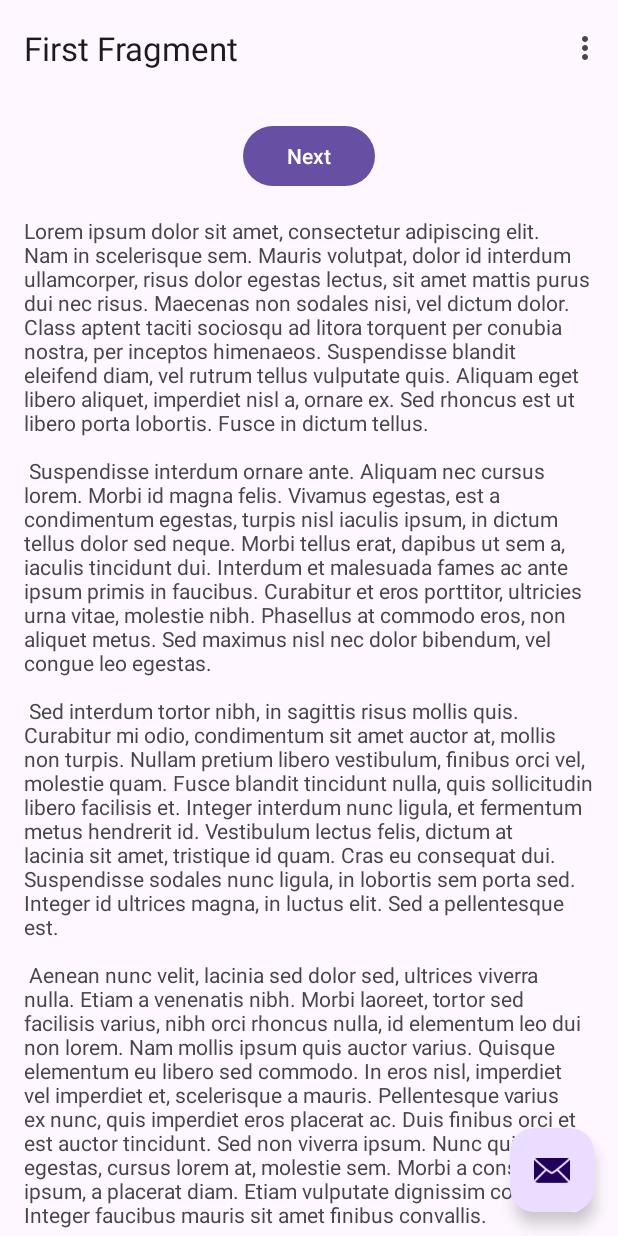
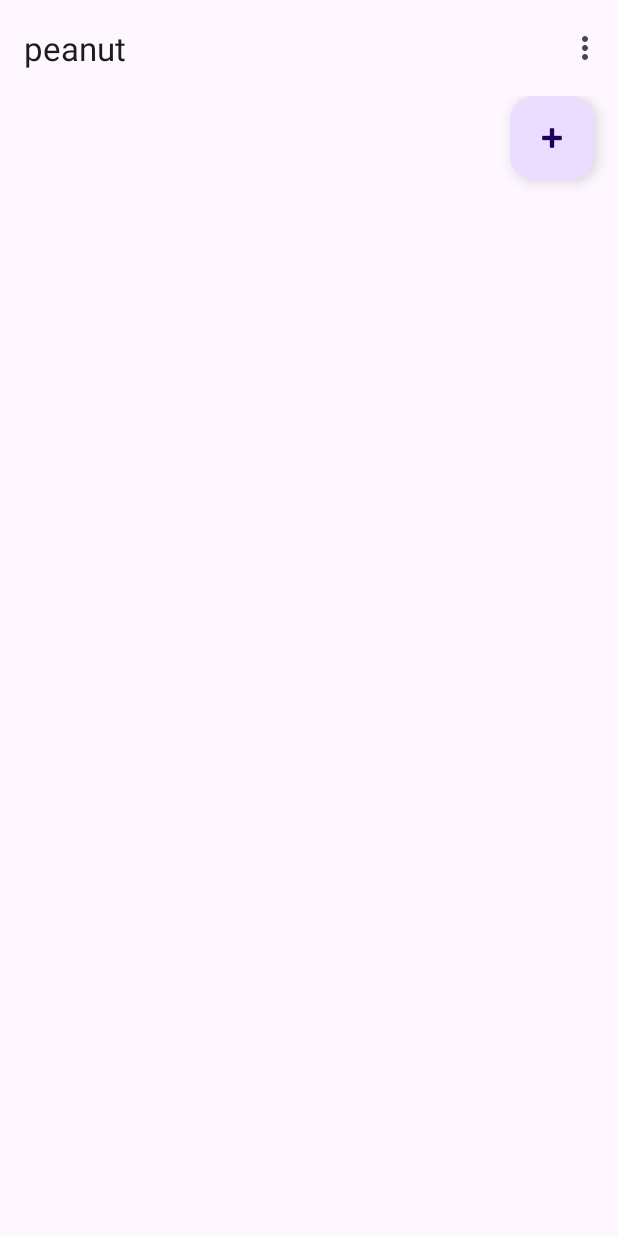
Before and after one commit to pserdax/peanut, an Android app: the screen it shows after launch (MainActivity), on a phone screen of 412 x 824 dp. Run offline under Robolectric (Android 15) with nearby library versions, the phone set to English and light mode, and no system bars.

Commit message:
Minor adaptations

```diff
--- a/app/src/main/java/com/lyvetech/peanut/FirstFragment.kt
+++ b/app/src/main/java/com/lyvetech/peanut/FirstFragment.kt
@@ -5,7 +5,6 @@ import androidx.fragment.app.Fragment
 import android.view.LayoutInflater
 import android.view.View
 import android.view.ViewGroup
-import androidx.navigation.fragment.findNavController
 import com.lyvetech.peanut.databinding.FragmentFirstBinding
 
 /**
@@ -31,10 +30,6 @@ class FirstFragment : Fragment() {
 
     override fun onViewCreated(view: View, savedInstanceState: Bundle?) {
         super.onViewCreated(view, savedInstanceState)
-
-        binding.buttonFirst.setOnClickListener {
-            findNavController().navigate(R.id.action_FirstFragment_to_SecondFragment)
-        }
     }
 
     override fun onDestroyView() {
--- a/app/src/main/java/com/lyvetech/peanut/MainActivity.kt
+++ b/app/src/main/java/com/lyvetech/peanut/MainActivity.kt
@@ -1,20 +1,14 @@
 package com.lyvetech.peanut
 
 import android.os.Bundle
-import com.google.android.material.snackbar.Snackbar
 import androidx.appcompat.app.AppCompatActivity
 import androidx.core.view.WindowCompat
-import androidx.navigation.findNavController
-import androidx.navigation.ui.AppBarConfiguration
-import androidx.navigation.ui.navigateUp
-import androidx.navigation.ui.setupActionBarWithNavController
 import android.view.Menu
 import android.view.MenuItem
 import com.lyvetech.peanut.databinding.ActivityMainBinding
 
 class MainActivity : AppCompatActivity() {
 
-    private lateinit var appBarConfiguration: AppBarConfiguration
     private lateinit var binding: ActivityMainBinding
 
     override fun onCreate(savedInstanceState: Bundle?) {
@@ -25,16 +19,6 @@ class MainActivity : AppCompatActivity() {
         setContentView(binding.root)
 
         setSupportActionBar(binding.toolbar)
-
-        val navController = findNavController(R.id.nav_host_fragment_content_main)
-        appBarConfiguration = AppBarConfiguration(navController.graph)
-        setupActionBarWithNavController(navController, appBarConfiguration)
-
-        binding.fab.setOnClickListener { view ->
-            Snackbar.make(view, "Replace with your own action", Snackbar.LENGTH_LONG)
-                .setAnchorView(R.id.fab)
-                .setAction("Action", null).show()
-        }
     }
 
     override fun onCreateOptionsMenu(menu: Menu): Boolean {
@@ -52,10 +36,4 @@ class MainActivity : AppCompatActivity() {
             else -> super.onOptionsItemSelected(item)
         }
     }
-
-    override fun onSupportNavigateUp(): Boolean {
-        val navController = findNavController(R.id.nav_host_fragment_content_main)
-        return navController.navigateUp(appBarConfiguration)
-                || super.onSupportNavigateUp()
-    }
 }
--- a/app/src/main/res/layout/activity_main.xml
+++ b/app/src/main/res/layout/activity_main.xml
@@ -17,17 +17,22 @@
             android:layout_width="match_parent"
             android:layout_height="?attr/actionBarSize" />
 
+        <androidx.fragment.app.FragmentContainerView
+            android:id="@+id/nav_host"
+            android:name="androidx.navigation.fragment.NavHostFragment"
+            android:layout_width="match_parent"
+            android:layout_height="match_parent"
+            app:defaultNavHost="true"
+            app:navGraph="@navigation/nav_graph" />
+
     </com.google.android.material.appbar.AppBarLayout>
 
-    <include layout="@layout/content_main" />
-
-    <com.google.android.material.floatingactionbutton.FloatingActionButton
-        android:id="@+id/fab"
+    <ProgressBar
+        android:id="@+id/pb"
+        style="?android:attr/progressBarStyleLarge"
         android:layout_width="wrap_content"
         android:layout_height="wrap_content"
-        android:layout_gravity="bottom|end"
-        android:layout_marginEnd="@dimen/fab_margin"
-        android:layout_marginBottom="16dp"
-        app:srcCompat="@android:drawable/ic_dialog_email" />
-
+        android:layout_gravity="center"
+        android:indeterminate="true"
+        android:visibility="gone" />
 </androidx.coordinatorlayout.widget.CoordinatorLayout>
--- a/app/src/main/res/layout/content_main.xml
+++ /dev/null
@@ -1,19 +0,0 @@
-<?xml version="1.0" encoding="utf-8"?>
-<androidx.constraintlayout.widget.ConstraintLayout xmlns:android="http://schemas.android.com/apk/res/android"
-    xmlns:app="http://schemas.android.com/apk/res-auto"
-    android:layout_width="match_parent"
-    android:layout_height="match_parent"
-    app:layout_behavior="@string/appbar_scrolling_view_behavior">
-
-    <fragment
-        android:id="@+id/nav_host_fragment_content_main"
-        android:name="androidx.navigation.fragment.NavHostFragment"
-        android:layout_width="0dp"
-        android:layout_height="0dp"
-        app:defaultNavHost="true"
-        app:layout_constraintBottom_toBottomOf="parent"
-        app:layout_constraintEnd_toEndOf="parent"
-        app:layout_constraintStart_toStartOf="parent"
-        app:layout_constraintTop_toTopOf="parent"
-        app:navGraph="@navigation/nav_graph" />
-</androidx.constraintlayout.widget.ConstraintLayout>
--- a/app/src/main/res/layout/fragment_first.xml
+++ b/app/src/main/res/layout/fragment_first.xml
@@ -1,36 +1,18 @@
 <?xml version="1.0" encoding="utf-8"?>
-<androidx.core.widget.NestedScrollView xmlns:android="http://schemas.android.com/apk/res/android"
+<androidx.constraintlayout.widget.ConstraintLayout xmlns:android="http://schemas.android.com/apk/res/android"
     xmlns:app="http://schemas.android.com/apk/res-auto"
     xmlns:tools="http://schemas.android.com/tools"
     android:layout_width="match_parent"
     android:layout_height="match_parent"
     tools:context=".FirstFragment">
 
-    <androidx.constraintlayout.widget.ConstraintLayout
-        android:layout_width="match_parent"
-        android:layout_height="match_parent"
-        android:padding="16dp">
-
-        <Button
-            android:id="@+id/button_first"
-            android:layout_width="wrap_content"
-            android:layout_height="wrap_content"
-            android:text="@string/next"
-            app:layout_constraintBottom_toTopOf="@id/textview_first"
-            app:layout_constraintEnd_toEndOf="parent"
-            app:layout_constraintStart_toStartOf="parent"
-            app:layout_constraintTop_toTopOf="parent" />
-        />
-
-        <TextView
-            android:id="@+id/textview_first"
-            android:layout_width="wrap_content"
-            android:layout_height="wrap_content"
-            android:layout_marginTop="16dp"
-            android:text="@string/lorem_ipsum"
-            app:layout_constraintBottom_toBottomOf="parent"
-            app:layout_constraintEnd_toEndOf="parent"
-            app:layout_constraintStart_toStartOf="parent"
-            app:layout_constraintTop_toBottomOf="@id/button_first" />
-    </androidx.constraintlayout.widget.ConstraintLayout>
-</androidx.core.widget.NestedScrollView>
+    <com.google.android.material.floatingactionbutton.FloatingActionButton
+        android:id="@+id/hello"
+        android:layout_width="wrap_content"
+        android:layout_height="wrap_content"
+        android:layout_marginEnd="@dimen/fab_margin"
+        android:layout_marginBottom="16dp"
+        app:layout_constraintBottom_toBottomOf="parent"
+        app:layout_constraintEnd_toEndOf="parent"
+        app:srcCompat="@android:drawable/ic_input_add" />
+</androidx.constraintlayout.widget.ConstraintLayout>
--- a/app/src/main/res/navigation/nav_graph.xml
+++ b/app/src/main/res/navigation/nav_graph.xml
@@ -10,19 +10,5 @@
         android:name="com.lyvetech.peanut.FirstFragment"
         android:label="@string/first_fragment_label"
         tools:layout="@layout/fragment_first">
-
-        <action
-            android:id="@+id/action_FirstFragment_to_SecondFragment"
-            app:destination="@id/SecondFragment" />
-    </fragment>
-    <fragment
-        android:id="@+id/SecondFragment"
-        android:name="com.lyvetech.peanut.SecondFragment"
-        android:label="@string/second_fragment_label"
-        tools:layout="@layout/fragment_second">
-
-        <action
-            android:id="@+id/action_SecondFragment_to_FirstFragment"
-            app:destination="@id/FirstFragment" />
     </fragment>
 </navigation>
```
Also changed, not shown: app/src/main/java/com/lyvetech/peanut/SecondFragment.kt (deleted, +0 -44 lines), app/src/main/res/layout/fragment_second.xml (deleted, +0 -35 lines).
